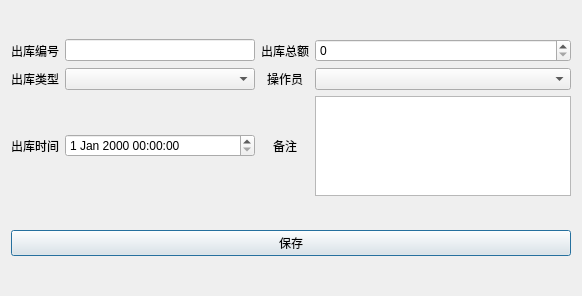
This is ui_app/stock_out_warehouse.ui in live1089/pharmacy_system as Qt 5 draws it before an edit. The edited form follows.
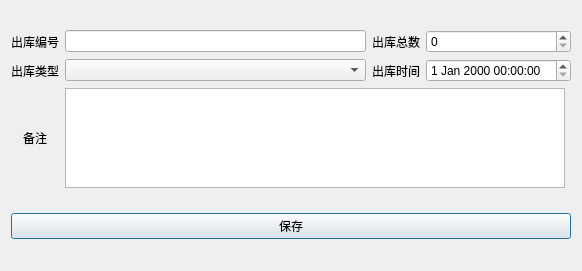
This is the edited form.

```diff
--- a/ui_app/stock_out_warehouse.ui
+++ b/ui_app/stock_out_warehouse.ui
@@ -7,7 +7,7 @@
     <x>0</x>
     <y>0</y>
     <width>582</width>
-    <height>296</height>
+    <height>271</height>
    </rect>
   </property>
   <property name="windowTitle">
@@ -19,17 +19,7 @@
      <item row="0" column="2">
       <widget class="QLabel" name="label_5">
        <property name="text">
-        <string>出库总额</string>
-       </property>
-       <property name="alignment">
-        <set>Qt::AlignmentFlag::AlignCenter</set>
-       </property>
-      </widget>
-     </item>
-     <item row="2" column="0">
-      <widget class="QLabel" name="label_4">
-       <property name="text">
-        <string>出库时间</string>
+        <string>出库总数</string>
        </property>
        <property name="alignment">
         <set>Qt::AlignmentFlag::AlignCenter</set>
@@ -39,16 +29,6 @@
      <item row="0" column="1">
       <widget class="QLineEdit" name="outbound_number_lineEdit"/>
      </item>
-     <item row="2" column="2">
-      <widget class="QLabel" name="label_8">
-       <property name="text">
-        <string>备注</string>
-       </property>
-       <property name="alignment">
-        <set>Qt::AlignmentFlag::AlignCenter</set>
-       </property>
-      </widget>
-     </item>
      <item row="0" column="0">
       <widget class="QLabel" name="label">
        <property name="text">
@@ -59,16 +39,6 @@
        </property>
       </widget>
      </item>
-     <item row="1" column="2">
-      <widget class="QLabel" name="label_3">
-       <property name="text">
-        <string>操作员</string>
-       </property>
-       <property name="alignment">
-        <set>Qt::AlignmentFlag::AlignCenter</set>
-       </property>
-      </widget>
-     </item>
      <item row="1" column="0">
       <widget class="QLabel" name="label_2">
        <property name="text">
@@ -86,10 +56,33 @@
        </property>
       </widget>
      </item>
+     <item row="1" column="1">
+      <widget class="QComboBox" name="stock_out_type_combox"/>
+     </item>
+     <item row="1" column="2">
+      <widget class="QLabel" name="label_4">
+       <property name="text">
+        <string>出库时间</string>
+       </property>
+       <property name="alignment">
+        <set>Qt::AlignmentFlag::AlignCenter</set>
+       </property>
+      </widget>
+     </item>
      <item row="1" column="3">
-      <widget class="QComboBox" name="stock_out_operator_combox"/>
+      <widget class="QDateTimeEdit" name="stock_out_dateTime"/>
      </item>
-     <item row="2" column="3">
+     <item row="2" column="0">
+      <widget class="QLabel" name="label_8">
+       <property name="text">
+        <string>备注</string>
+       </property>
+       <property name="alignment">
+        <set>Qt::AlignmentFlag::AlignCenter</set>
+       </property>
+      </widget>
+     </item>
+     <item row="2" column="1" colspan="3">
       <widget class="QPlainTextEdit" name="stock_out_remark_plainTextEdit">
        <property name="sizePolicy">
         <sizepolicy hsizetype="Fixed" vsizetype="Fixed">
@@ -97,6 +90,12 @@
          <verstretch>0</verstretch>
         </sizepolicy>
        </property>
+       <property name="minimumSize">
+        <size>
+         <width>500</width>
+         <height>0</height>
+        </size>
+       </property>
        <property name="maximumSize">
         <size>
          <width>16777215</width>
@@ -105,12 +104,6 @@
        </property>
       </widget>
      </item>
-     <item row="2" column="1">
-      <widget class="QDateTimeEdit" name="stock_out_dateTime"/>
-     </item>
-     <item row="1" column="1">
-      <widget class="QComboBox" name="stock_out_type_combox"/>
-     </item>
     </layout>
    </item>
    <item row="1" column="0">
```
